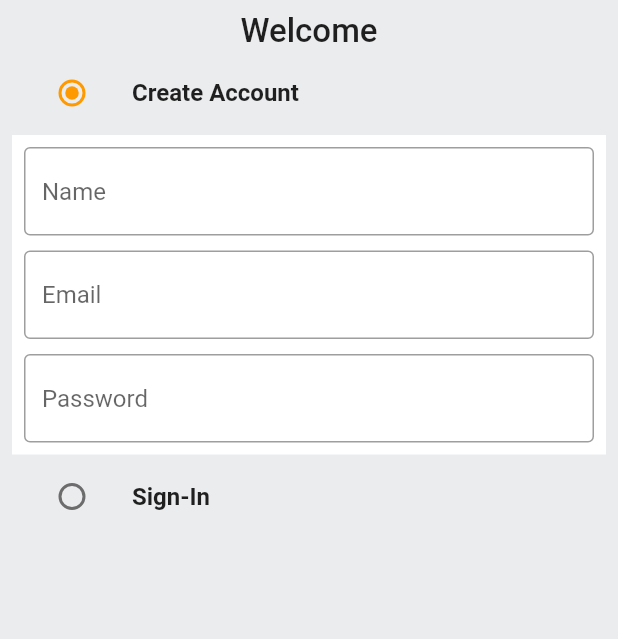
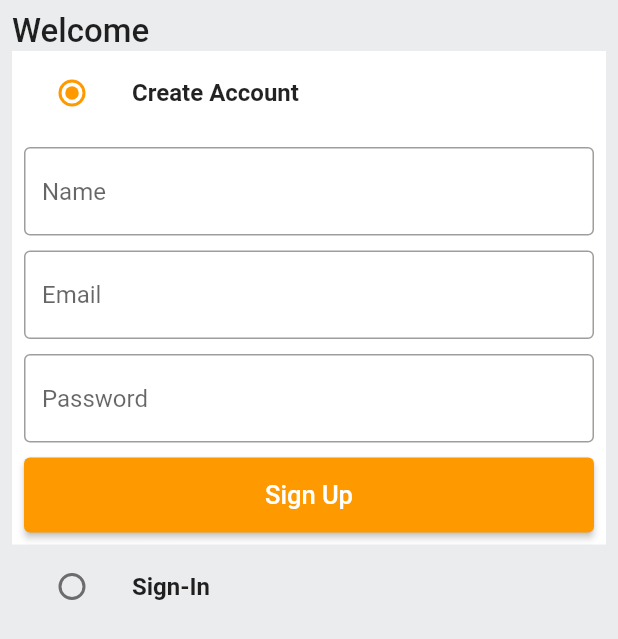
Before and after one commit to zainsh098/amazon_clone_app_flutterProvider, a Flutter app: the screen it shows after launch, on a phone screen of 412 x 824 dp. Shown: the top 639 px of the screen. Run offline on Flutter 3.47's test engine with Material 2 defaults, Android fonts, the phone set to English and light mode, and no system bars.

Commit message:
TextForm Field added

```diff
--- a/lib/common/widgets/custom_textfield.dart
+++ b/lib/common/widgets/custom_textfield.dart
@@ -3,14 +3,18 @@ import 'package:flutter/material.dart';
 class CustomTextField extends StatelessWidget {
   final TextEditingController controller;
   final String hintText;
-  const CustomTextField({super.key, required this.controller,required this.hintText});
+  final TextInputType textInputType;
+
+
+  const CustomTextField({super.key, required this.controller,required this.hintText,required this.textInputType});
 
   @override
   Widget build(BuildContext context) {
     return TextFormField(
-
+keyboardType: textInputType,
       controller: controller,
       decoration:  InputDecoration(
+
         hintText: hintText,
 
           border:
--- a/lib/common/widgets/custome_button.dart
+++ b/lib/common/widgets/custome_button.dart
@@ -0,0 +1,20 @@
+import 'package:flutter/material.dart';
+
+
+
+class CutsomeButton extends StatelessWidget {
+  final String text;
+  final VoidCallback onTap;
+
+  const CutsomeButton({super.key,required this.onTap,required this.text});
+
+  @override
+  Widget build(BuildContext context) {
+    return ElevatedButton(onPressed: onTap, child: Text(text,style: TextStyle(fontSize: 17),),
+    style: ElevatedButton.styleFrom(
+        minimumSize: Size(double.infinity,50),
+
+    ),
+    );
+      }
+}
--- a/lib/features/auth/screens/auth_screen.dart
+++ b/lib/features/auth/screens/auth_screen.dart
@@ -1,6 +1,8 @@
+import 'package:amazonclone/common/widgets/custome_button.dart';
 import 'package:amazonclone/constants/global_variables.dart';
 import 'package:flutter/material.dart';
 import 'package:amazonclone/common/widgets/custom_textfield.dart';
+
 enum Auth {
   signin,
   signup,
@@ -16,13 +18,11 @@ class AuthScreen extends StatefulWidget {
 
 class _AuthScreenState extends State<AuthScreen> {
   Auth _auth = Auth.signup;
-  final _signUpFormKey=GlobalKey<FormState>();
-  final _signINFormKey=GlobalKey<FormState>();
-  final TextEditingController _emailController=new TextEditingController();
-  final TextEditingController _passwordController=new TextEditingController();
-  final TextEditingController _nameController=new TextEditingController();
-
-
+  final _signUpFormKey = GlobalKey<FormState>();
+  final _signINFormKey = GlobalKey<FormState>();
+  final TextEditingController _emailController = new TextEditingController();
+  final TextEditingController _passwordController = new TextEditingController();
+  final TextEditingController _nameController = new TextEditingController();
 
   @override
   void dispose() {
@@ -31,13 +31,7 @@ class _AuthScreenState extends State<AuthScreen> {
     _emailController.dispose();
     _passwordController.dispose();
     _nameController.dispose();
-
-
-
-
   }
-
-
 
   @override
   Widget build(BuildContext context) {
@@ -46,18 +40,19 @@ class _AuthScreenState extends State<AuthScreen> {
       body: SafeArea(
           child: Padding(
         padding: const EdgeInsets.all(8.0),
+        child: SingleChildScrollView(
           child: Column(
+            crossAxisAlignment: CrossAxisAlignment.start,
+
             children: [
               const Text(
                 'Welcome',
                 style: TextStyle(fontSize: 22, fontWeight: FontWeight.w500),
               ),
+              ListTile(
 
+                tileColor: _auth==Auth.signup ? GlobalVariables.backgroundColor:GlobalVariables.greyBackgroundCOlor,
 
-
-
-
-            ListTile(
                 title: const Text(
                   'Create Account',
                   style: TextStyle(fontWeight: FontWeight.bold),
@@ -72,41 +67,49 @@ class _AuthScreenState extends State<AuthScreen> {
                       });
                     }),
               ),
-            if(_auth==Auth.signup)
-
+              if (_auth == Auth.signup)
                 Container(
                   padding: const EdgeInsets.all(8),
                   color: GlobalVariables.backgroundColor,
+                  child: Form(
+                    key: _signUpFormKey,
+                    child: Column(
+                      children: [
+                        CustomTextField(
+                          textInputType: TextInputType.name,
+                          controller: _nameController,
+                          hintText: 'Name',
+                        ),
+                        SizedBox(
+                          height: 10,
+                        ),
+                        CustomTextField(
+                          textInputType: TextInputType.emailAddress,
+                          controller: _emailController,
+                          hintText: 'Email',
+                        ),
+                        SizedBox(
+                          height: 10,
+                        ),
+                        CustomTextField(  textInputType: TextInputType.text,
+                          controller: _passwordController,
+                          hintText: 'Password',
+                        ),
 
-                child: Form(
-                  key:_signUpFormKey ,
-                  child:Column(
-                    children: [
-                      CustomTextField(controller:_nameController ,hintText: 'Name',),
                         SizedBox(height: 10,),
-                      CustomTextField(controller:_emailController,hintText: 'Email', ),
-                      SizedBox(height: 10,),
-                      CustomTextField(controller:_passwordController ,hintText: 'Password',),
+                        CutsomeButton(onTap: () {
+
+                        }, text: 'Sign Up')
+
+
+                      ],
+                    ),
+                  ),
+                ),
+              ListTile(
 
 
 
-
-
-
-                    ],
-
-
-                  ),
-                ),
-              ),
-
-
-
-
-
-
-
-            ListTile(
                 title: const Text(
                   'Sign-In',
                   style: TextStyle(fontWeight: FontWeight.bold),
@@ -121,7 +124,46 @@ class _AuthScreenState extends State<AuthScreen> {
                       });
                     }),
               ),
+
+              if(_auth==Auth.signin)
+              Container(
+                padding: const EdgeInsets.all(8),
+                color: GlobalVariables.backgroundColor,
+                child: Form(
+                  key: _signINFormKey,
+                  child: Column(
+                    children: [
+
+
+                      CustomTextField(
+                        controller: _emailController,
+                        hintText: 'Email',
+                        textInputType: TextInputType.emailAddress,
+                      ),
+                      SizedBox(
+                        height: 10,
+                      ),
+                      CustomTextField(
+                        textInputType: TextInputType.text,
+                        controller: _passwordController,
+                        hintText: 'Password',
+                      ),
+
+                      SizedBox(height: 10,),
+                      CutsomeButton(onTap: () {
+
+                      }, text: 'Sign In')
+
+
                     ],
+                  ),
+                ),
+              ),
+
+
+
+            ],
+          ),
         ),
       )),
     );
```
Lines whose indentation alone changed are shown as unchanged.
